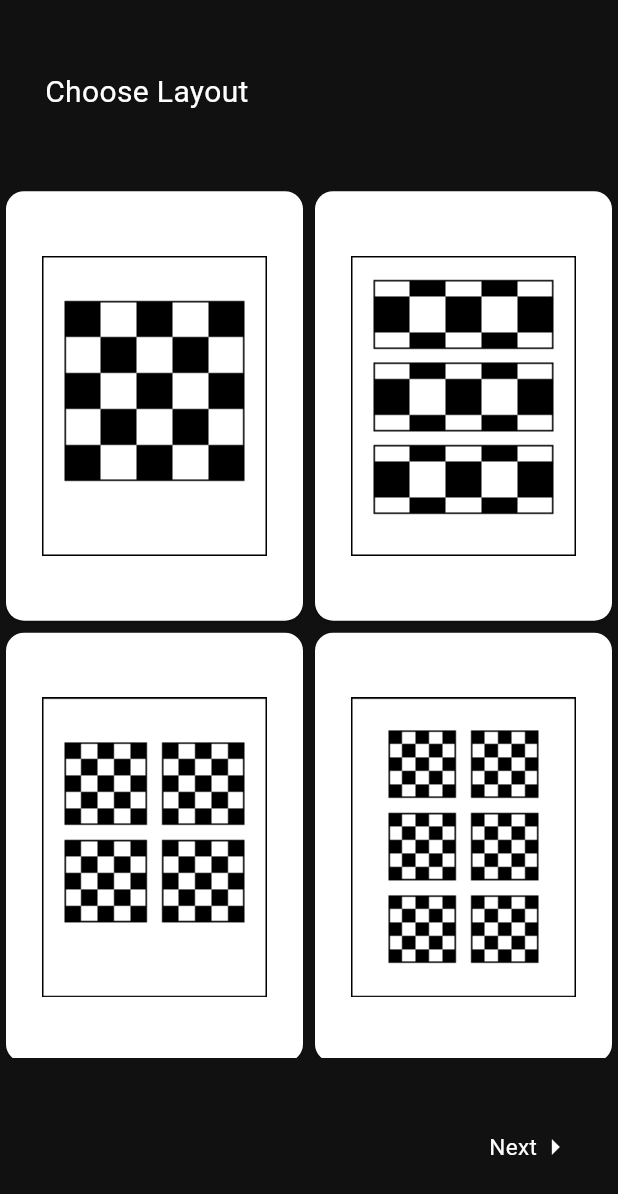
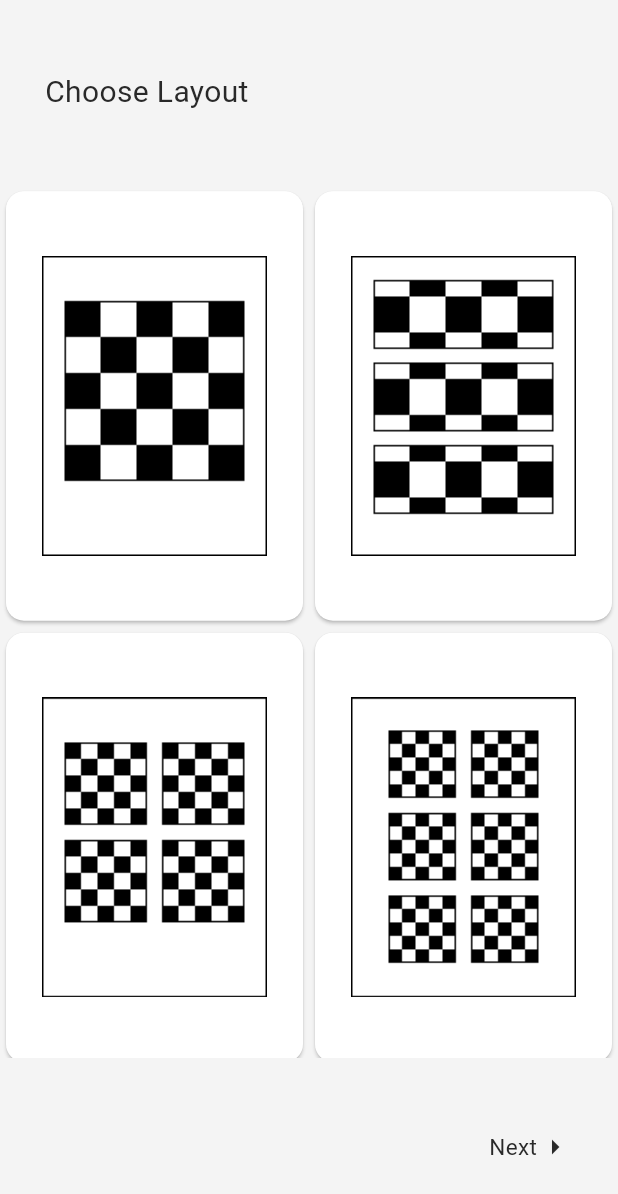
Before and after one commit to aryaaqilah/efun-uxuxux, a Flutter app: the screen it shows after launch, item 3 of the bottom bar chosen, on a phone screen of 412 x 824 dp. Shown: the top 1194 px of the screen. Run offline on Flutter 3.47's test engine with Material 3 defaults, Android fonts, the phone set to English and light mode, and no system bars; our stand-ins replace blur, flutter_colorpicker, image_gallery_saver, image_picker, screenshot; missing offline and left inert: colorfilter_generator, lindi_sticker_widget, matrix_gesture_detector, painter, pixel_color_picker, text_editor and 1 more.

Commit message:
chooselayout kelar
disini tinggal bikin page masing" untuk tiap layoutnya, jadi tinggal directionnya

```diff
--- a/lib/main.dart
+++ b/lib/main.dart
@@ -16,11 +16,8 @@ import 'package:provider/provider.dart';
 
 void main() {
   runApp(MultiProvider(
-    providers: [
-      ChangeNotifierProvider(create: (_) => AppImageProvider())
-    ],
-    child: const MyApp())
-  );
+      providers: [ChangeNotifierProvider(create: (_) => AppImageProvider())],
+      child: const MyApp()));
 }
 
 class MyApp extends StatelessWidget {
@@ -33,17 +30,12 @@ class MyApp extends StatelessWidget {
       title: 'Photo Editor',
       debugShowCheckedModeBanner: false,
       theme: ThemeData(
-        scaffoldBackgroundColor: const Color(0xff111111),
-        primarySwatch: Colors.blue,
-        appBarTheme: const AppBarTheme(
-          color: Colors.black,
-          centerTitle: true,
-          elevation: 0
-        ),
-        sliderTheme: const SliderThemeData(
-          showValueIndicator: ShowValueIndicator.always
-        )
-      ),
+          scaffoldBackgroundColor: Color(0xffF4F4F4),
+          primarySwatch: Colors.blueGrey,
+          appBarTheme: const AppBarTheme(
+              color: Colors.black, centerTitle: true, elevation: 0),
+          sliderTheme: const SliderThemeData(
+              showValueIndicator: ShowValueIndicator.always)),
       routes: <String, WidgetBuilder>{
         '/': (_) => const StartScreen(),
         '/home': (_) => const HomeScreen(),
--- a/lib/screens/test2.dart
+++ b/lib/screens/test2.dart
@@ -57,7 +57,8 @@ class _ChooseLayoutState extends State<ChooseLayout> {
                     children: [
                       Text(
                         'Choose Layout',
-                        style: TextStyle(color: Colors.white, fontSize: 20),
+                        style:
+                            TextStyle(color: Color(0xff292929), fontSize: 20),
                       )
                     ],
                   ),
@@ -73,14 +74,15 @@ class _ChooseLayoutState extends State<ChooseLayout> {
                           onTap: () => _onCardTap(index),
                           child: Card(
                             color: _selectedCardIndex == index
-                                ? Colors.blue
+                                ? Color(0xff292929)
                                 : Colors.white,
                             child: Container(
-                              height: 200, // Set height of the card
-                              child: Center(
-                                child: Image.asset(_setImage(index)),
-                              ),
-                            ),
+                                height: 200, // Set height of the card
+                                child: Image.asset(_setImage(index))
+                                // Center(
+                                //   child: Image.asset(_setImage(index)),
+                                // ),
+                                ),
                           ),
                         ),
                       );
@@ -98,12 +100,12 @@ class _ChooseLayoutState extends State<ChooseLayout> {
                           children: [
                             Text(
                               'Next',
-                              style:
-                                  TextStyle(color: Colors.white, fontSize: 15),
+                              style: TextStyle(
+                                  color: Color(0xff292929), fontSize: 15),
                             ),
                             Icon(
                               Icons.arrow_right,
-                              color: Colors.white,
+                              color: Color(0xff292929),
                             )
                           ],
                         ),
```
